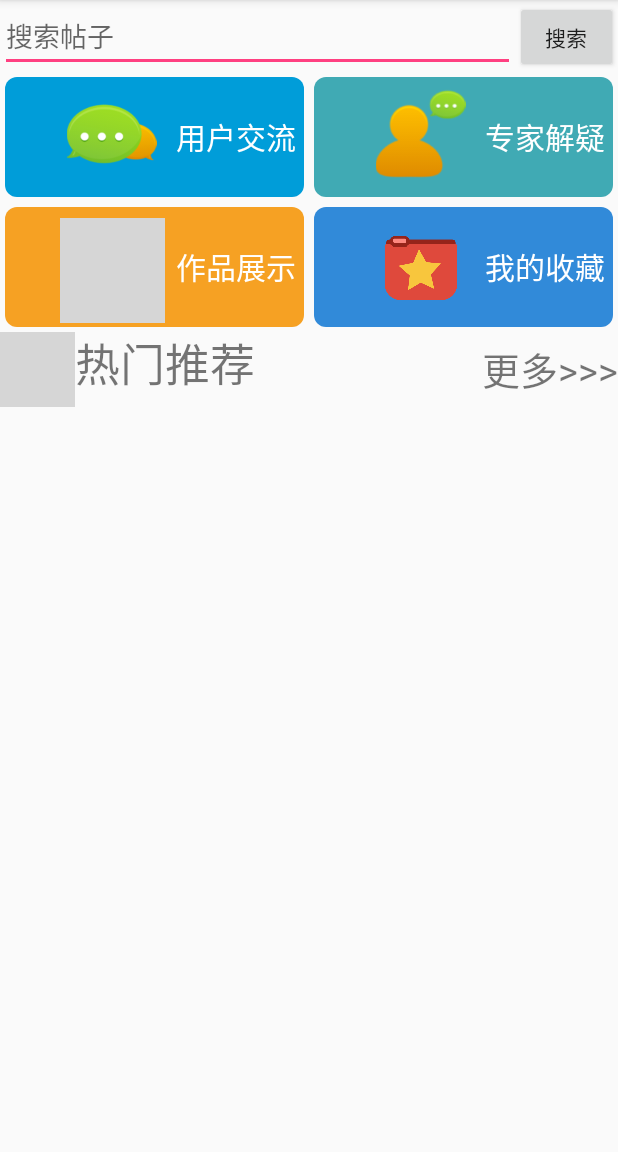
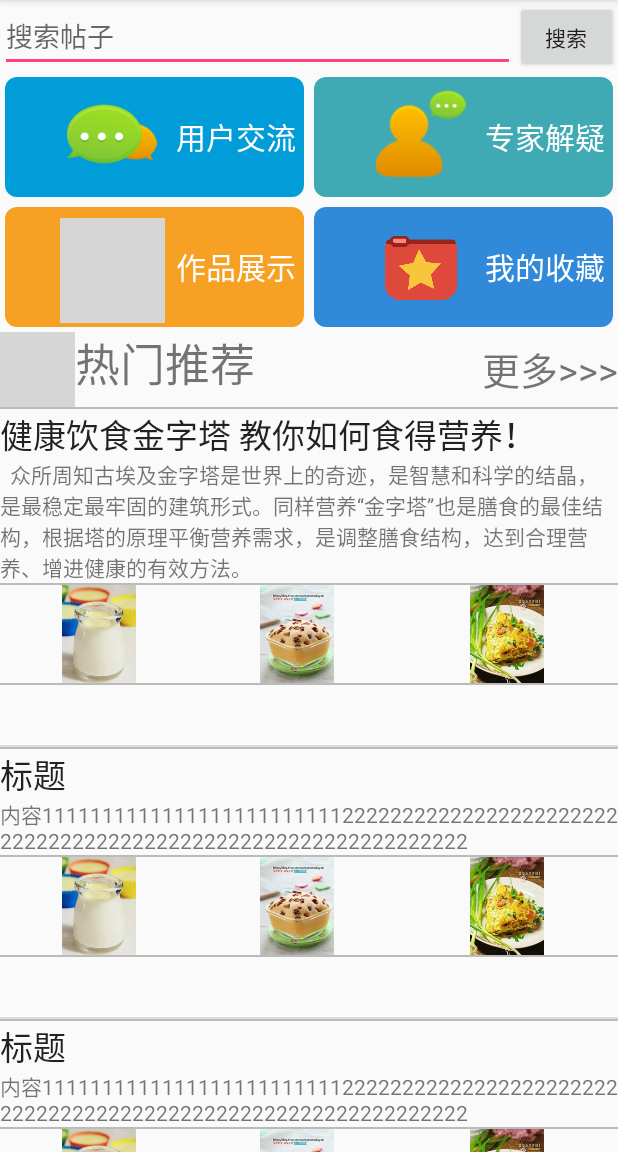
Before and after one commit to 124team/Dietitian2, an Android app: the fragment fragment3 shown on its own in the app's theme, on a phone screen of 412 x 824 dp, the part 84-1236 px from its top. Run offline under Robolectric (Android 15) with nearby library versions, the phone set to English and light mode, and no system bars; our stand-ins replace CircleImageView; grey boxes are pictures that could not be loaded.

Commit message:
完善部分功能，修正框架中的冗余部分

```diff
--- a/app/src/main/java/edu/neusoft/a124team/dietitian/fragment3.java
+++ b/app/src/main/java/edu/neusoft/a124team/dietitian/fragment3.java
@@ -8,22 +8,32 @@ import android.view.LayoutInflater;
 import android.view.View;
 import android.view.ViewGroup;
 import android.widget.LinearLayout;
+import android.widget.ListView;
+
+import java.util.ArrayList;
+import java.util.HashMap;
 
 import edu.neusoft.a124team.dietitian.wangHan.W_ExpertsAnswer;
 import edu.neusoft.a124team.dietitian.wangHan.W_UserCommunicate;
 import edu.neusoft.a124team.dietitian.wangHan.W_moreHotTxt;
 import edu.neusoft.a124team.dietitian.wangHan.W_mylove;
 import edu.neusoft.a124team.dietitian.wangHan.W_workDisplay;
+import edu.neusoft.a124team.dietitian.wangHan.fragmentAdapter.W_adapter_Utility;
+import edu.neusoft.a124team.dietitian.wangHan.fragmentAdapter.W_dataControl;
+import edu.neusoft.a124team.dietitian.wangHan.fragmentAdapter.W_fragment_baseAdapter;
 
 
 public class fragment3 extends Fragment {
-    LinearLayout UserCommunication,ExpertsAnswer,WorkDisplay,MyLove,More;
+    private LinearLayout UserCommunication,ExpertsAnswer,WorkDisplay,MyLove,More;
+    private ArrayList<HashMap<String,String>> data;
+    private ListView listView;
+
 
     @Nullable
     @Override
     public View onCreateView(LayoutInflater inflater, ViewGroup container, Bundle savedInstanceState) {
+
         View view = inflater.inflate(R.layout.layout3, container, false);
-
         UserCommunication = (LinearLayout)view.findViewById(R.id.w_btn_communityLayout);
         UserCommunication.setOnClickListener(new View.OnClickListener() {
             @Override
@@ -74,6 +84,30 @@ public class fragment3 extends Fragment {
          * 使用适配器制作小窗模版Adapter
          */
 
+        listView = (ListView)view.findViewById(R.id.w_fragment_listView);
+        data=new ArrayList<>();
+
+        data.add(W_dataControl.getFrgmentTxt(
+                "健康饮食金字塔 教你如何食得营养！",
+                "  众所周知古埃及金字塔是世界上的奇迹，是智慧和科学的结晶，是最稳定最牢固的建筑形式。同样营养“金字塔”也是膳食的最佳结构，根据塔的原理平衡营养需求，是调整膳食结构，达到合理营养、增进健康的有效方法。",
+                R.drawable.h_breakfast_item1+"",
+                R.drawable.h_breakfast_item2+"",
+                R.drawable.h_breakfast_item3+""));
+        data.add(W_dataControl.getFrgmentTxt("标题",
+                "内容111111111111111111111111122222222222222222222222222222222222222222222222222222222222222",
+                R.drawable.h_breakfast_item1+"",
+                R.drawable.h_breakfast_item2+"",
+                R.drawable.h_breakfast_item3+""));
+        data.add(W_dataControl.getFrgmentTxt("标题",
+                "内容111111111111111111111111122222222222222222222222222222222222222222222222222222222222222",
+                R.drawable.h_breakfast_item1+"",
+                R.drawable.h_breakfast_item2+"",
+                R.drawable.h_breakfast_item3+""));
+
+        W_fragment_baseAdapter adapter = new W_fragment_baseAdapter(getActivity(),data);
+        listView.setAdapter(adapter);
+        W_adapter_Utility.setListViewHeightBasedOnChildren(listView);
+
         return view;
     }
 }
--- /dev/null
+++ b/app/src/main/java/edu/neusoft/a124team/dietitian/wangHan/fragmentAdapter/W_adapter_Utility.java
@@ -0,0 +1,31 @@
+package edu.neusoft.a124team.dietitian.wangHan.fragmentAdapter;
+
+import android.view.View;
+import android.view.ViewGroup;
+import android.widget.ListAdapter;
+import android.widget.ListView;
+
+/**
+ * Created by Hansen on 2016/6/11.
+ */
+public class W_adapter_Utility {
+    public static void setListViewHeightBasedOnChildren(ListView listView) {
+        // 获取ListView对应的Adapter
+        ListAdapter listAdapter = listView.getAdapter();
+        if(listAdapter == null) {
+            return;
+        }
+        int totalHeight = 0;
+        for(int i = 0, len = listAdapter.getCount(); i < len; i++) { // listAdapter.getCount()返回数据项的数目
+            View listItem = listAdapter.getView(i, null, listView);
+            listItem.measure(0, 0); // 计算子项View 的宽高
+            totalHeight += listItem.getMeasuredHeight(); // 统计所有子项的总高度
+        }
+        ViewGroup.LayoutParams params = listView.getLayoutParams();
+        params.height =270+ totalHeight
+                + (listView.getDividerHeight() * (listAdapter.getCount() - 1));
+        // listView.getDividerHeight()获取子项间分隔符占用的高度
+        // params.height最后得到整个ListView完整显示需要的高度
+        listView.setLayoutParams(params);
+    }
+}
--- /dev/null
+++ b/app/src/main/java/edu/neusoft/a124team/dietitian/wangHan/fragmentAdapter/W_dataControl.java
@@ -0,0 +1,21 @@
+package edu.neusoft.a124team.dietitian.wangHan.fragmentAdapter;
+
+import java.util.HashMap;
+
+/**
+ * Created by Hansen on 2016/6/10.
+ */
+public class W_dataControl {
+    public static HashMap<String,String> getFrgmentTxt(String title,String txt ,String img1,String img2,String img3){
+        HashMap<String,String> map = new HashMap<>();
+        map.put("Title",title);
+        map.put("Txt",txt);
+        map.put("Img1",img1);
+        map.put("Img2",img2);
+        map.put("Img3",img3);
+
+        return map;
+
+    }
+
+}
--- /dev/null
+++ b/app/src/main/java/edu/neusoft/a124team/dietitian/wangHan/fragmentAdapter/W_fragment_baseAdapter.java
@@ -0,0 +1,78 @@
+package edu.neusoft.a124team.dietitian.wangHan.fragmentAdapter;
+
+
+import android.content.Context;
+import android.view.LayoutInflater;
+import android.view.View;
+import android.view.ViewGroup;
+import android.widget.BaseAdapter;
+import android.widget.ImageView;
+import android.widget.LinearLayout;
+import android.widget.TextView;
+
+import java.util.HashMap;
+import java.util.List;
+
+import edu.neusoft.a124team.dietitian.R;
+
+public class W_fragment_baseAdapter extends BaseAdapter{
+
+    private Context context;
+    private List<HashMap<String,String>> data;
+    public W_fragment_baseAdapter(Context context,List<HashMap<String,String>> data){
+        this.context = context;
+        this.data = data;
+
+    }
+
+    @Override
+    public int getCount() {
+        return data.size();
+    }
+
+    @Override
+    public Object getItem(int position) {
+        return data.get(position);
+    }
+
+    @Override
+    public long getItemId(int position) {
+        return position;
+    }
+
+    @Override
+    public View getView(int position, View convertView, ViewGroup parent) {
+        W_viewHolder w_viewHolder;
+        if (convertView == null){
+            w_viewHolder = new W_viewHolder();
+            convertView = LayoutInflater.from(context).inflate(R.layout.w_fragment_listview_item,null);
+            w_viewHolder.title = (TextView)convertView.findViewById(R.id.w_fragment_adapter_title);
+            w_viewHolder.txt = (TextView)convertView.findViewById(R.id.w_fragment_adapter_txt);
+            w_viewHolder.img1 = (ImageView)convertView.findViewById(R.id.w_fragment_adapter_img1);
+            w_viewHolder.img2 = (ImageView)convertView.findViewById(R.id.w_fragment_adapter_img2);
+            w_viewHolder.img3 = (ImageView)convertView.findViewById(R.id.w_fragment_adapter_img3);
+            w_viewHolder.watching = (LinearLayout)convertView.findViewById(R.id.w_fragment_adapter_watching);
+            w_viewHolder.reply = (LinearLayout)convertView.findViewById(R.id.w_fragment_adapter_reply);
+            w_viewHolder.share = (LinearLayout)convertView.findViewById(R.id.w_fragment_adapter_share);
+            convertView.setTag(w_viewHolder);
+        }
+
+        else {
+            w_viewHolder = (W_viewHolder)convertView.getTag();
+        }
+
+
+        w_viewHolder.title.setText(data.get(position).get("Title"));
+        w_viewHolder.txt.setText(data.get(position).get("Txt"));
+        w_viewHolder.img1.setImageResource(Integer.parseInt(data.get(position).get("Img1")));
+        w_viewHolder.img2.setImageResource(Integer.parseInt(data.get(position).get("Img2")));
+        w_viewHolder.img3.setImageResource(Integer.parseInt(data.get(position).get("Img3")));
+        return convertView;
+    }
+
+    class W_viewHolder{
+        TextView title,txt;
+        ImageView img1,img2,img3;
+        LinearLayout watching,reply,share;
+    }
+}
--- a/app/src/main/java/edu/neusoft/a124team/dietitian/wangRui/S_test_1.java
+++ /dev/null
@@ -1,15 +0,0 @@
-package edu.neusoft.a124team.dietitian.wangRui;
-
-import android.os.Bundle;
-import android.support.v7.app.AppCompatActivity;
-
-import edu.neusoft.a124team.dietitian.R;
-
-public class S_test_1 extends AppCompatActivity {
-
-    @Override
-    protected void onCreate(Bundle savedInstanceState) {
-        super.onCreate(savedInstanceState);
-        setContentView(R.layout.activity_s_test_1);
-    }
-}
--- a/app/src/main/java/edu/neusoft/a124team/dietitian/yuJiangPeng/Y_test_1.java
+++ /dev/null
@@ -1,16 +0,0 @@
-package edu.neusoft.a124team.dietitian.yuJiangPeng;
-
-import android.os.Bundle;
-import android.support.v7.app.AppCompatActivity;
-
-import edu.neusoft.a124team.dietitian.R;
-
-public class Y_test_1 extends AppCompatActivity {
-
-    @Override
-    protected void onCreate(Bundle savedInstanceState) {
-        super.onCreate(savedInstanceState);
-        setContentView(R.layout.activity_y_test_1);
-        System.out.println("测试");
-    }
-}
--- a/app/src/main/res/layout/activity_s_test_1.xml
+++ /dev/null
@@ -1,12 +0,0 @@
-<?xml version="1.0" encoding="utf-8"?>
-<RelativeLayout xmlns:android="http://schemas.android.com/apk/res/android"
-    xmlns:tools="http://schemas.android.com/tools"
-    android:layout_width="match_parent"
-    android:layout_height="match_parent"
-    android:paddingBottom="@dimen/activity_vertical_margin"
-    android:paddingLeft="@dimen/activity_horizontal_margin"
-    android:paddingRight="@dimen/activity_horizontal_margin"
-    android:paddingTop="@dimen/activity_vertical_margin"
-    tools:context="edu.neusoft.a124team.dietitian.wangRui.S_test_1">
-
-</RelativeLayout>
--- a/app/src/main/res/layout/activity_y_test_1.xml
+++ /dev/null
@@ -1,12 +0,0 @@
-<?xml version="1.0" encoding="utf-8"?>
-<RelativeLayout xmlns:android="http://schemas.android.com/apk/res/android"
-    xmlns:tools="http://schemas.android.com/tools"
-    android:layout_width="match_parent"
-    android:layout_height="match_parent"
-    android:paddingBottom="@dimen/activity_vertical_margin"
-    android:paddingLeft="@dimen/activity_horizontal_margin"
-    android:paddingRight="@dimen/activity_horizontal_margin"
-    android:paddingTop="@dimen/activity_vertical_margin"
-    tools:context="edu.neusoft.a124team.dietitian.yuJiangPeng.Y_test_1">
-
-</RelativeLayout>
--- a/app/src/main/res/layout/layout3.xml
+++ b/app/src/main/res/layout/layout3.xml
@@ -7,7 +7,8 @@
 
     <ScrollView
         android:layout_width="match_parent"
-        android:layout_height="match_parent">
+        android:layout_height="match_parent"
+        android:scrollbars="none">
 
         <LinearLayout
             android:layout_width="match_parent"
@@ -192,7 +193,7 @@
 
             <ListView
                 android:layout_width="match_parent"
-                android:layout_height="200dp"
+                android:layout_height="wrap_content"
                 android:id="@+id/w_fragment_listView">
 
             </ListView>
--- /dev/null
+++ b/app/src/main/res/layout/w_fragment_listview_item.xml
@@ -0,0 +1,94 @@
+<?xml version="1.0" encoding="utf-8"?>
+<LinearLayout xmlns:android="http://schemas.android.com/apk/res/android"
+    android:layout_width="match_parent"
+    android:layout_height="wrap_content"
+    android:orientation="vertical">
+
+
+    <TextView
+        android:background="#BBBBBB"
+        android:layout_width="match_parent"
+        android:layout_height="1dp" />
+    <TextView
+        android:layout_width="match_parent"
+        android:layout_height="wrap_content"
+        android:textAppearance="?android:attr/textAppearanceLarge"
+        android:text="Large Text"
+        android:id="@+id/w_fragment_adapter_title" />
+
+    <TextView
+        android:layout_width="match_parent"
+        android:layout_height="wrap_content"
+        android:text="New Text"
+        android:id="@+id/w_fragment_adapter_txt" />
+
+    <TextView
+        android:background="#BBBBBB"
+        android:layout_width="match_parent"
+        android:layout_height="1dp" />
+
+    <LinearLayout
+        android:layout_width="match_parent"
+        android:layout_height="65dp"
+        android:orientation="horizontal">
+
+        <ImageView
+            android:layout_width="wrap_content"
+            android:layout_height="match_parent"
+            android:id="@+id/w_fragment_adapter_img1"/>
+
+        <ImageView
+            android:layout_width="wrap_content"
+            android:layout_height="match_parent"
+            android:id="@+id/w_fragment_adapter_img2"/>
+
+        <ImageView
+            android:layout_width="match_parent"
+            android:layout_height="match_parent"
+            android:id="@+id/w_fragment_adapter_img3"/>
+
+    </LinearLayout>
+
+    <TextView
+        android:background="#BBBBBB"
+        android:layout_width="match_parent"
+        android:layout_height="1dp" />
+
+    <LinearLayout
+        android:layout_width="match_parent"
+        android:layout_height="40dp"
+        android:orientation="horizontal">
+
+        <LinearLayout
+            android:layout_width="wrap_content"
+            android:layout_height="match_parent"
+            android:layout_weight="1"
+            android:id="@+id/w_fragment_adapter_watching"
+            android:orientation="horizontal">
+
+        </LinearLayout>
+
+        <LinearLayout
+            android:layout_width="wrap_content"
+            android:layout_height="match_parent"
+            android:layout_weight="1"
+            android:id="@+id/w_fragment_adapter_reply"
+            android:orientation="horizontal">
+
+        </LinearLayout>
+
+        <LinearLayout
+            android:layout_width="wrap_content"
+            android:layout_height="match_parent"
+            android:layout_weight="1"
+            android:id="@+id/w_fragment_adapter_share"
+            android:orientation="horizontal">
+
+        </LinearLayout>
+
+
+    </LinearLayout>
+
+
+
+</LinearLayout>
--- a/app/src/main/res/values/strings.xml
+++ b/app/src/main/res/values/strings.xml
@@ -57,6 +57,7 @@
     <string name="y_consult_enter">长按发送语音</string>
     <string name="y_consult_send">发送</string>
     <!--咨询模块******************************************End-->
+
     <!--登录界面S-->
     <string name="s_login">登录</string>
     <string name="s_register">注册</string>
@@ -68,4 +69,5 @@
     <string name="s_ordinary_register">普通注册</string>
     <string name="s_dietitian_register">营养师注册</string>
     <!--注册END-->
+
 </resources>
```
